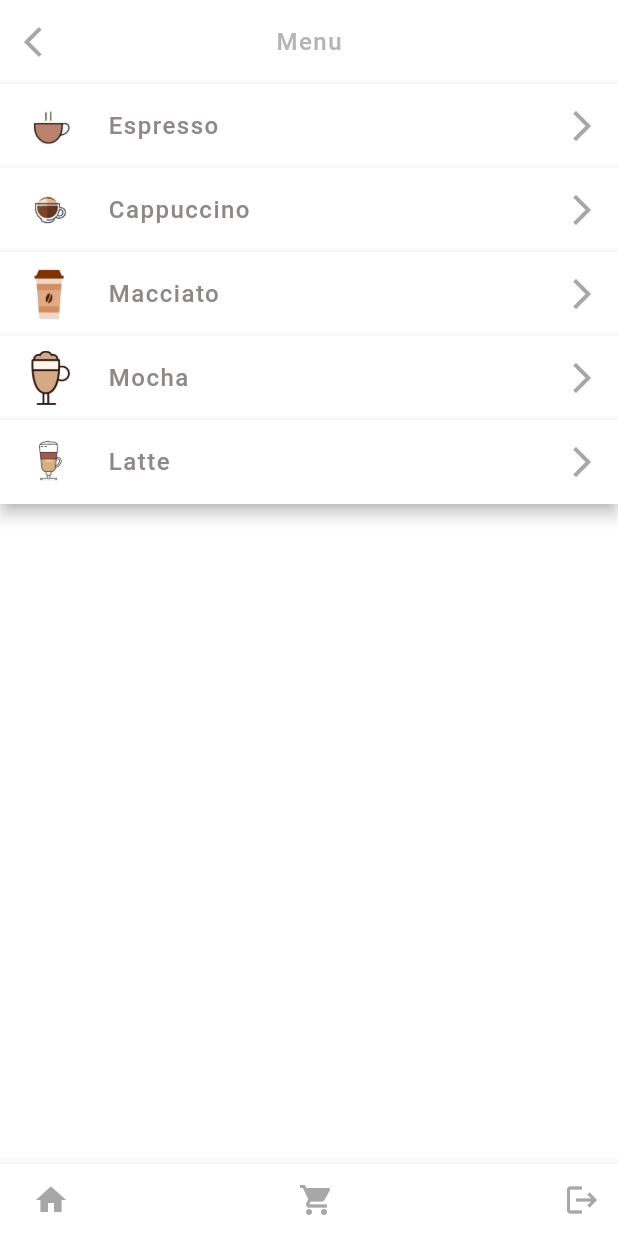
After one commit to tabiaa/cafe, a Flutter app: the MenuScreen screen opened directly, on a phone screen of 412 x 824 dp. The commit adds this screen. Run offline on Flutter 3.47's test engine with Material 2 defaults, Android fonts, the phone set to English and light mode, and no system bars; our stand-ins replace form_field_validator.

Commit message:
Login and menu screens

```diff
--- /dev/null
+++ b/cafe/lib/commons/reusable_appbar2.dart
@@ -0,0 +1,33 @@
+import 'package:flutter/material.dart';
+class ReusableAppbar2 extends StatelessWidget {
+    final String appBarText;
+  final VoidCallback? onPressed;
+  final String imageAddress;
+  const ReusableAppbar2({super.key,  required this.appBarText,
+    required this.onPressed, required this.imageAddress,});
+
+  @override
+  Widget build(BuildContext context) {
+    return   AppBar(
+      actions: [
+        IconButton(
+              icon: Icon(Icons.arrow_forward_ios),
+                color: Color(0xFFA7A7A7),
+              onPressed:onPressed
+            ),
+      ],
+            backgroundColor: Color(0xffffffff),
+            leading: Padding(
+              padding: const EdgeInsets.only(left:10),
+              child: IconButton(
+                icon: Image.asset("${imageAddress}"),
+                color: Color(0xFFA7A7A7),
+
+                onPressed: () {},
+              ),
+            ),
+            title: Text("${appBarText}", style: TextStyle(color: Color(0xFF8E8986), fontSize: 16,letterSpacing: 1),),
+
+    );
+  }
+}
--- /dev/null
+++ b/cafe/lib/screens/menu_screen.dart
@@ -0,0 +1,110 @@
+import 'package:flutter/material.dart';
+import 'package:flutter_app/commons/reusable_appbar.dart';
+import 'preferences_scree.dart';
+import  "package:flutter_app/commons/reusable_appbar2.dart";
+class MenuScreen extends StatelessWidget {
+  const MenuScreen({super.key});
+
+  @override
+  Widget build(BuildContext context) {
+    Size size=MediaQuery.of(context).size;
+    return Scaffold(
+      body: Container(
+          height: size.height,
+         width:size.width,
+         child: Column(
+          children: [
+            ReusableAppBar(
+              AppBarTitle: "Menu",
+            ),
+          ReusableAppbar2(
+            appBarText: "Espresso",
+            imageAddress: "assets/logo_and_espresso.png",
+             onPressed:(){Navigator.push(
+                              context,
+                              MaterialPageRoute(
+                                  builder: (context) => PreferencesScreen(
+                                      )));
+          }),
+           ReusableAppbar2(
+            appBarText: "Cappuccino",
+            imageAddress: "assets/cappucino.png",
+             onPressed:(){Navigator.push(
+                              context,
+                              MaterialPageRoute(
+                                  builder: (context) => PreferencesScreen(
+                                      )));
+          }),
+           ReusableAppbar2(
+            appBarText: "Macciato",
+            imageAddress: "assets/macchiato.png",
+             onPressed:(){Navigator.push(
+                              context,
+                              MaterialPageRoute(
+                                  builder: (context) => PreferencesScreen(
+                                      )));
+          }),
+           ReusableAppbar2(
+            appBarText: "Mocha",
+            imageAddress: "assets/mocha.png",
+             onPressed:(){Navigator.push(
+                              context,
+                              MaterialPageRoute(
+                                  builder: (context) => PreferencesScreen(
+                                      )));
+          }),
+           ReusableAppbar2(
+            appBarText: "Latte",
+            imageAddress: "assets/latte.png",
+             onPressed:(){Navigator.push(
+                              context,
+                              MaterialPageRoute(
+                                  builder: (context) => PreferencesScreen(
+                                      )));
+          }),
+
+            ],
+         ),
+      ),
+        bottomNavigationBar: BottomAppBar(
+          color: Color(0xFFFFFFFF),
+          child: Row(
+            mainAxisAlignment: MainAxisAlignment.spaceBetween,
+            children: [
+              Padding(
+                padding: const EdgeInsets.only(left:10),
+                child: Container(
+                  child: IconButton(
+                    icon: Icon(Icons.home),
+                    color: Color(0xFFA7A7A7),
+                    onPressed: () {
+                      // Add your action here
+                    },
+
+                  ),
+                ),
+              ),
+               Container(
+                 child: IconButton(
+                  icon: Icon(Icons.shopping_cart),
+                  color: Color(0xFFA7A7A7),
+                  onPressed: () {
+                    // Add your action here
+                  },),
+               ),
+                Container(
+                  child: IconButton(
+                  icon: Icon(Icons.logout),
+                  color: Color(0xFFA7A7A7),
+                  onPressed: () {
+                     Navigator.pop(
+                                      context,
+                                    );
+                  },),
+                ),
+            ],
+          ),
+      ),
+    );
+  }
+}
--- a/cafe/pubspec.yaml
+++ b/cafe/pubspec.yaml
@@ -63,6 +63,10 @@ flutter:
   assets:
     - assets/logo_and_espresso.png
     - assets/get_started.png
+    - assets/cappucino.png
+    - assets/latte.png
+    - assets/mocha.png
+    - assets/macchiato.png
 
   # An image asset can refer to one or more resolution-specific "variants", see
   # https://flutter.dev/assets-and-images/#resolution-aware
```
Also changed, not shown: cafe/lib/screens/login_screen.dart (+114 -2 lines), cafe/lib/screens/preferences_scree.dart (added, +9 -0 lines), cafe/pubspec.lock.
